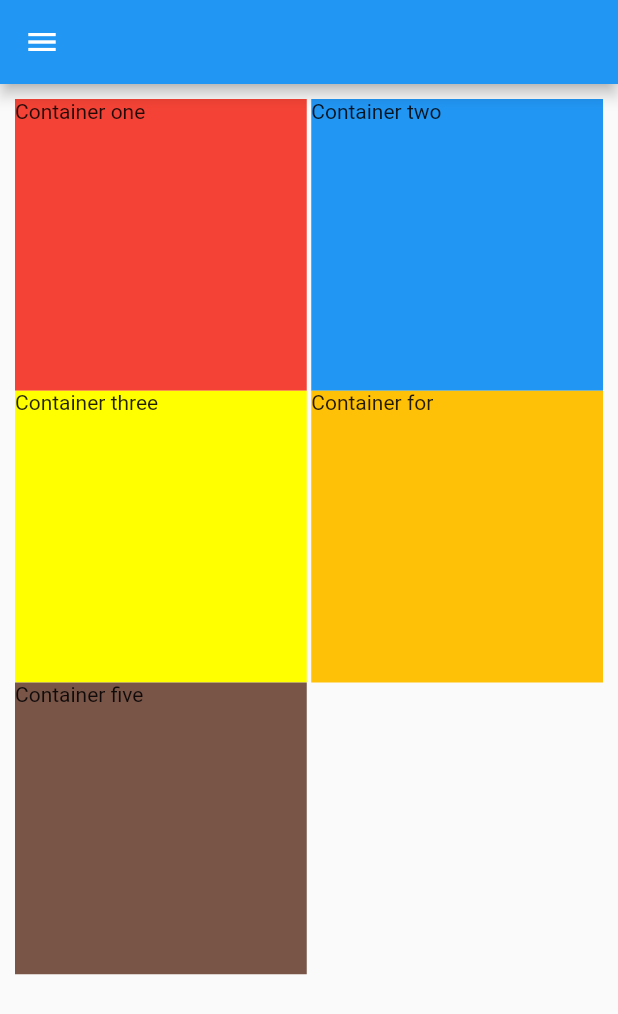
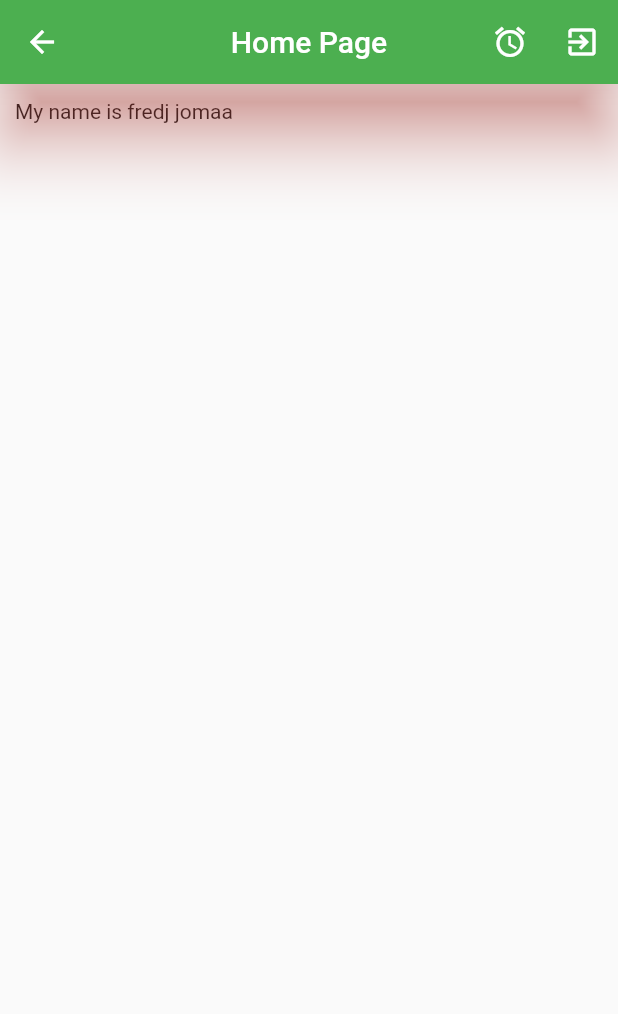
Before and after one commit to fredj789/PageView, a Flutter app: the screen it shows after launch, on a phone screen of 412 x 824 dp. Shown: the top 1014 px of the screen. Run offline on Flutter 3.47's test engine with Material 2 defaults, Android fonts, the phone set to English and light mode, and no system bars.

Commit message:
Programming  Code flutter from Widget

```diff
--- a/lib/main.dart
+++ b/lib/main.dart
@@ -11,6 +11,7 @@ class MyApp extends StatelessWidget {
   @override
   Widget build(BuildContext context) {
     return MaterialApp(
+      debugShowCheckedModeBanner: false,
       home: MyTest(),
     );
   }
--- a/lib/tuto.dart
+++ b/lib/tuto.dart
@@ -10,53 +10,27 @@ class MyTest extends StatefulWidget {
 class _MyTestState extends State<MyTest> {
   @override
   Widget build(BuildContext context) {
-    List user = ["Aman allah", "Fredj ", "Molka", "Fatma"];
     return Scaffold(
-        appBar: AppBar(),
-        drawer: Drawer(),
+        appBar: AppBar(
+          title: Text("Home Page"),
+          leading: IconButton(
+            icon: Icon(Icons.arrow_back),
+            onPressed: () {},
+          ),
+          actions: [
+            IconButton(onPressed: () {}, icon: Icon(Icons.alarm)),
+            IconButton(onPressed: () {}, icon: Icon(Icons.exit_to_app)),
+          ],
+          elevation: 20, // l'ombre
+          shadowColor: Colors.red, // le couleur de l 'ombre
+          backgroundColor: Colors.green, // This color of the appbar
+          brightness: Brightness.dark, // le bar ou se trouve le batterie
+          centerTitle: true, // le titre de app est au centre
+        ),
+        //drawer: Drawer(),
         body: Container(
-          padding: EdgeInsets.all(10),
-          child: GridView.count(
-              crossAxisCount: 2, //le nombre de colone
-              crossAxisSpacing: 3, // espaace entre container
-              children: [
-                Container(
-                  color: Colors.red,
-                  height: 200,
-                  child: Text(
-                    "Container one",
-                  ),
-                ),
-                Container(
-                  color: Colors.blue,
-                  height: 200,
-                  child: Text(
-                    "Container two",
-                  ),
-                ),
-                Container(
-                  color: Colors.yellowAccent,
-                  height: 200,
-                  child: Text(
-                    "Container three",
-                  ),
-                ),
-                Container(
-                  color: Colors.amber,
-                  height: 200,
-                  child: Text(
-                    "Container for",
-                  ),
-                ),
-                Container(
-                  color: Colors.brown,
-                  height: 200,
-                  child: Text(
-                    "Container five",
-                  ),
-                ),
-              ]),
-        ));
+            padding: EdgeInsets.all(10),
+            child: Text("My name is fredj jomaa")));
   }
 }
-//Liste Generate ==> Loop LIKE WHILE FOR DO  WHILE
+//
```
